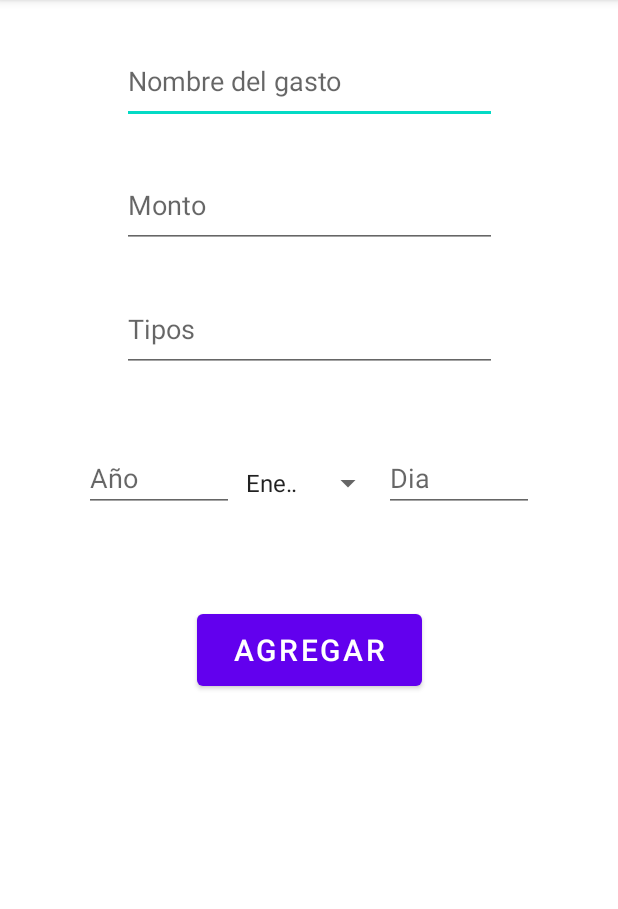
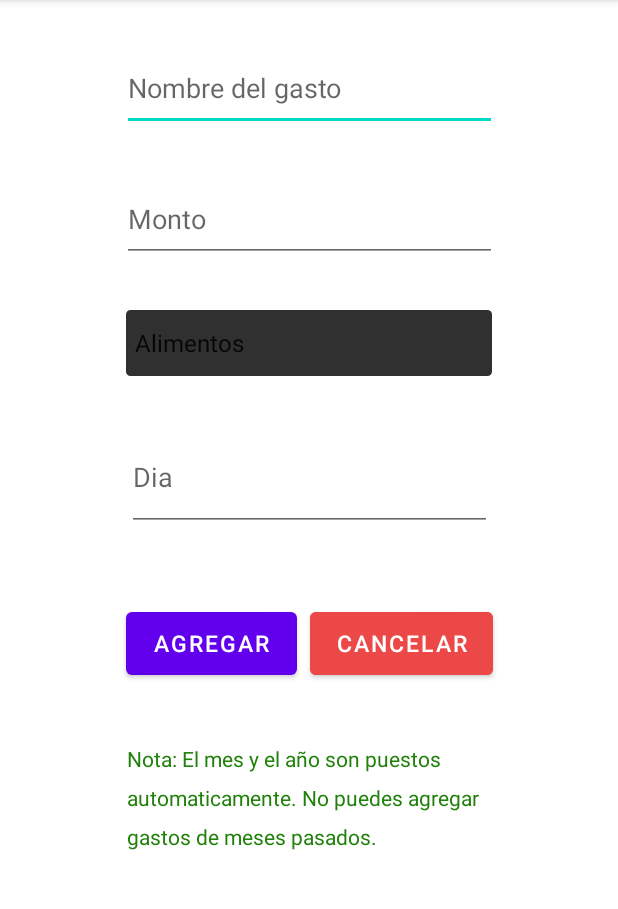
Before and after one commit to adrian411997/mygastos_app, an Android app: the screen it shows after launch (MainActivity2), after a tap on an icon or button, on a phone screen of 412 x 824 dp, the part 84-993 px from its top. Run offline under Robolectric (Android 15) with nearby library versions, the phone set to English and light mode, and no system bars; our stand-ins replace navigation-ui.

```diff
--- a/app/src/main/AndroidManifest.xml
+++ b/app/src/main/AndroidManifest.xml
@@ -6,7 +6,7 @@
         android:allowBackup="true"
         android:dataExtractionRules="@xml/data_extraction_rules"
         android:fullBackupContent="@xml/backup_rules"
-        android:icon="@mipmap/ic_launcher"
+        android:icon="@drawable/icon_app"
         android:label="@string/app_name"
         android:roundIcon="@mipmap/ic_launcher_round"
         android:supportsRtl="true"
--- a/app/src/main/java/com/projects/personals/mygastos/DatabaseHelper.java
+++ b/app/src/main/java/com/projects/personals/mygastos/DatabaseHelper.java
@@ -10,7 +10,7 @@ import java.util.List;
 
 public class DatabaseHelper extends SQLiteOpenHelper{
     private static final String DATABASE_NAME = "gastos.db";
-    private static final int  DATABASE_VERSION = 5;
+    private static final int  DATABASE_VERSION = 6;
 
     public DatabaseHelper(Context context){
         super(context,DATABASE_NAME,null, DATABASE_VERSION);
@@ -24,7 +24,7 @@ public class DatabaseHelper extends SQLiteOpenHelper{
                 "mes TEXT," +
                 "dia INTEGER,"+
                 "year INTEGER,"+
-                "tipo TEXT)";
+                "type TEXT)";
         db.execSQL(createTableQuery);
     }
     public List<gastosList> getAllGastos() {
--- /dev/null
+++ b/app/src/main/java/com/projects/personals/mygastos/InputFilterMinMax.java
@@ -0,0 +1,31 @@
+package com.projects.personals.mygastos;
+
+import android.text.InputFilter;
+import android.text.Spanned;
+
+public class InputFilterMinMax implements InputFilter {
+    private int minValue;
+    private int maxValue;
+
+    public InputFilterMinMax(int minValue, int maxValue) {
+        this.minValue = minValue;
+        this.maxValue = maxValue;
+    }
+
+    @Override
+    public CharSequence filter(CharSequence source, int start, int end, Spanned dest, int dstart, int dend) {
+        try {
+            int input = Integer.parseInt(dest.toString() + source.toString());
+            if (isInRange(minValue, maxValue, input)) {
+                return null;
+            }
+        } catch (NumberFormatException e) {
+            // No hacer nada si no se puede parsear el número
+        }
+        return "";
+    }
+
+    private boolean isInRange(int a, int b, int c) {
+        return b > a ? c >= a && c <= b : c >= b && c <= a;
+    }
+}
--- a/app/src/main/java/com/projects/personals/mygastos/ListAdapter.java
+++ b/app/src/main/java/com/projects/personals/mygastos/ListAdapter.java
@@ -56,8 +56,6 @@ public class ListAdapter extends RecyclerView.Adapter<ListAdapter.ViewHolder> {
                 String totalStr = String.valueOf(databaseHelper.calcularTotalGastosPorMes(months.getSelectedItem().toString()));
                 total.setText("$".concat(totalStr));
             }
-
-
         });
     }
 
--- a/app/src/main/java/com/projects/personals/mygastos/MainActivity2.java
+++ b/app/src/main/java/com/projects/personals/mygastos/MainActivity2.java
@@ -7,6 +7,7 @@ import android.content.Intent;
 import android.database.sqlite.SQLiteDatabase;
 import android.os.Bundle;
 import android.os.Handler;
+import android.text.InputFilter;
 import android.util.Log;
 import android.view.View;
 import android.widget.AdapterView;
@@ -14,60 +15,83 @@ import android.widget.ArrayAdapter;
 import android.widget.EditText;
 import android.widget.Spinner;
 import android.widget.Toast;
+import java.text.DateFormatSymbols;
+import java.util.Calendar;
+import java.util.Locale;
 
 public class MainActivity2 extends AppCompatActivity {
 
     public EditText name;
     public EditText monto;
-    public EditText tipo;
+    public String tipo;
     public EditText dia;
-    public String mes;
-    public EditText year;
+
 
     @Override
     protected void onCreate(Bundle savedInstanceState) {
         super.onCreate(savedInstanceState);
         setContentView(R.layout.activity_main2);
-        Spinner monthSpinner = findViewById(R.id.selectFieldMonth);
+
+        Spinner tiposSelected = findViewById(R.id.selectFieldTipos);
+
+        ArrayAdapter<CharSequence> adapter2 = ArrayAdapter.createFromResource(this, R.array.tipos_array, android.R.layout.simple_spinner_item);
+        adapter2.setDropDownViewResource(android.R.layout.simple_spinner_item);
+
+        tiposSelected.setAdapter(adapter2 );
+
+        Calendar calendar = Calendar.getInstance();
+        int lastDayOfMonth = calendar.getActualMaximum(Calendar.DAY_OF_MONTH);
+
+        InputFilter[] filters = { new InputFilterMinMax(1, lastDayOfMonth) };
+        dia = findViewById(R.id.selectFieldDay);
+        dia.setFilters(filters);
+        // Aplicar el ArrayAdapter al Spinner
 
 
-        // Crear un ArrayAdapter con los nombres de los meses
-        ArrayAdapter<CharSequence> adapter = ArrayAdapter.createFromResource(
-                this, R.array.months_array, android.R.layout.simple_spinner_item);
-
-        // Especificar el diseño para los elementos desplegables
-        adapter.setDropDownViewResource(android.R.layout.simple_spinner_dropdown_item);
-
-        // Aplicar el ArrayAdapter al Spinner
-        monthSpinner.setAdapter(adapter);
-
         // Manejar eventos de selección del Spinner si es necesario
-        monthSpinner.setOnItemSelectedListener(new AdapterView.OnItemSelectedListener() {
+        tiposSelected.setOnItemSelectedListener(new AdapterView.OnItemSelectedListener(){
             @Override
-            public void onItemSelected(AdapterView<?> parent, View view, int position, long id) {
-                String selectedMonth = parent.getItemAtPosition(position).toString();
-                mes = selectedMonth;
+            public void onItemSelected(AdapterView<?> parent, View view, int position, long id){
+                String tipoExtract= parent.getItemAtPosition(position).toString();
+                tipo = tipoExtract;
             }
-            @Override
             public void onNothingSelected(AdapterView<?> parent) {
                 // Acción cuando no se selecciona nada
             }
         });
     }
+    public void volver(View v){
+        startActivity(new Intent(MainActivity2.this, MainActivity.class));
+        finish();
+    }
+    public static String capitalizeFirstLetter(String input) {
+        if (input == null || input.isEmpty()) {
+            return input;
+        }
+
+        return input.substring(0, 1).toUpperCase() + input.substring(1);
+    }
     public void AddGasto(View v){
+        Calendar calendar = Calendar.getInstance();
+        int currentMonth = calendar.get(Calendar.MONTH);
+        int yearActual = calendar.get(Calendar.YEAR);
+
+        // Obtener el nombre del mes en español
+        DateFormatSymbols dfs = new DateFormatSymbols(new Locale("es", "ES"));
+
+        String[] monthNames = dfs.getMonths();
+        String currentMonthName = monthNames[currentMonth];
+
         //RECOPILACION DE INPUTS
         name =findViewById(R.id.nameInput);
         monto = findViewById(R.id.montoInput);
-        tipo = findViewById(R.id.typeInput);
-        year = findViewById(R.id.selectFieldYear);
+
         dia = findViewById(R.id.selectFieldDay);
 
         //PASAMOS A LOS DATOS QUE NOS PIDEN EN LA BASE DE DATOS
 
         String valorName = name.getText().toString();
         double valorMonto = Double.parseDouble(monto.getText().toString());
-        String valorTipo = tipo.getText().toString();
-        int valorYear = Integer.parseInt(year.getText().toString());
         int valorDia = Integer.parseInt(dia.getText().toString());
 
         DatabaseHelper databaseHelper = new DatabaseHelper(this);
@@ -80,17 +104,19 @@ public class MainActivity2 extends AppCompatActivity {
         ContentValues values = new ContentValues();
         values.put("name", valorName);
         values.put("monto", valorMonto);
-        values.put("mes", mes);
+        values.put("mes", capitalizeFirstLetter(currentMonthName));
         values.put("dia", valorDia);
-        values.put("year",valorYear);
-        values.put("type",valorTipo);
+        values.put("year",yearActual);
+        values.put("type",tipo);
 
         // Insertar los datos en la tabla
         long newRowId = db.insert("gastos", null, values);
 
         if (newRowId != -1) {
+
+            Log.d("test","click");
             // Inserción exitosa, puedes mostrar un mensaje o realizar alguna acción
-            Toast.makeText(this, "Inserción exitosa", Toast.LENGTH_SHORT).show();
+            Toast.makeText(this, "Gasto añadido", Toast.LENGTH_SHORT).show();
             Handler handler = new Handler();
             handler.postDelayed(new Runnable() {
                 @Override
@@ -100,8 +126,7 @@ public class MainActivity2 extends AppCompatActivity {
                 }
             }, Toast.LENGTH_SHORT + 500);
         } else {
-            // Error en la inserción, puedes mostrar un mensaje de error
-            // ...
+            Toast.makeText(this, "Error al ingresar", Toast.LENGTH_SHORT).show();
         }
 
         // Cerrar la base de datos
--- a/app/src/main/java/com/projects/personals/mygastos/gastosList.java
+++ b/app/src/main/java/com/projects/personals/mygastos/gastosList.java
@@ -1,6 +1,6 @@
 package com.projects.personals.mygastos;
 
-import java.util.Date;
+
 
 public class gastosList {
     public int id;
--- a/app/src/main/java/com/projects/personals/mygastos/ui/home/HomeFragment.java
+++ b/app/src/main/java/com/projects/personals/mygastos/ui/home/HomeFragment.java
@@ -76,7 +76,7 @@ public class HomeFragment extends Fragment {
                 String selectedMonth = parentView.getItemAtPosition(position).toString();
 
                 List<gastosList> gastosBySelectedMonth = databaseHelper.getGastosByMonth(selectedMonth);
-                Log.d("HomeFragment", "Número de elementos en la lista filtrada: " + gastosBySelectedMonth.size());
+                //Log.d("HomeFragment", "Número de elementos en la lista filtrada: " + gastosBySelectedMonth.size());
 
                 // Configurar el RecyclerView con los gastos filtrados
                 ListAdapter listAdapter = new ListAdapter(gastosBySelectedMonth, context);
--- /dev/null
+++ b/app/src/main/res/drawable/spinner_border.xml
@@ -0,0 +1,6 @@
+<?xml version="1.0" encoding="utf-8"?>
+<shape xmlns:android="http://schemas.android.com/apk/res/android">
+    <solid android:color="@color/background_spinner" /> <!-- Cambia el color del fondo según tus preferencias -->
+    <stroke android:color="@color/white" android:width="2dp" /> <!-- Cambia el color y el ancho del borde según tus preferencias -->
+    <corners android:radius="4dp" /> <!-- Opcional: para bordes redondeados -->
+</shape>
--- a/app/src/main/res/layout/activity_main.xml
+++ b/app/src/main/res/layout/activity_main.xml
@@ -5,6 +5,7 @@
     android:id="@+id/drawer_layout"
     android:layout_width="match_parent"
     android:layout_height="match_parent"
+    android:background="@color/background_app"
     android:fitsSystemWindows="true"
     tools:openDrawer="start">
 
--- a/app/src/main/res/layout/activity_main2.xml
+++ b/app/src/main/res/layout/activity_main2.xml
@@ -4,14 +4,16 @@
     xmlns:tools="http://schemas.android.com/tools"
     android:layout_width="match_parent"
     android:layout_height="match_parent"
-    tools:context=".MainActivity2">
+    tools:context=".MainActivity2"
+
+    >
 
 
     <EditText
         android:id="@+id/nameInput"
         android:layout_width="250dp"
         android:layout_height="57dp"
-        android:layout_marginTop="25dp"
+        android:layout_marginTop="30dp"
         android:ems="10"
         android:hint="Nombre del gasto"
         android:inputType="text"
@@ -24,7 +26,7 @@
         android:id="@+id/montoInput"
         android:layout_width="250dp"
         android:layout_height="57dp"
-        android:layout_marginTop="25dp"
+        android:layout_marginTop="30dp"
         android:ems="10"
         android:hint="Monto"
         android:inputType="numberDecimal"
@@ -32,71 +34,66 @@
         app:layout_constraintStart_toStartOf="parent"
         app:layout_constraintTop_toBottomOf="@+id/nameInput"></EditText>
 
-    <EditText
-        android:id="@+id/typeInput"
-        android:layout_width="250dp"
-        android:layout_height="57dp"
-        android:layout_marginTop="25dp"
-        android:ems="10"
-        android:hint="Tipos"
-        android:inputType="text"
-        app:layout_constraintEnd_toEndOf="parent"
-        app:layout_constraintStart_toStartOf="parent"
-        app:layout_constraintTop_toBottomOf="@+id/montoInput"></EditText>
-    <LinearLayout
-        android:id="@+id/selects"
-        app:layout_constraintTop_toBottomOf="@+id/typeInput"
-        android:layout_width="300dp"
-        android:layout_height="80dp"
-        android:layout_marginTop="25dp"
-        android:layout_centerVertical="true"
-        app:layout_constraintEnd_toEndOf="parent"
-        app:layout_constraintStart_toStartOf="parent">
-        <EditText
-            android:id="@+id/selectFieldYear"
-            android:layout_marginTop="28dp"
-            android:layout_width="100dp"
-            android:layout_height="40dp"
-            android:hint="Año"
-            android:inputType="number"
-            app:layout_constraintEnd_toEndOf="parent"
-            app:layout_constraintStart_toStartOf="parent"
-
-            />
-        <Spinner
-        android:id="@+id/selectFieldMonth"
-        android:layout_marginTop="25dp"
-        android:layout_width="100dp"
-        android:layout_height="40dp"
-        android:hint="Seleccione el mes"
-        app:layout_constraintEnd_toEndOf="parent"
-        app:layout_constraintStart_toStartOf="parent"
-
-        />
-
-        <EditText
-            android:id="@+id/selectFieldDay"
-            android:layout_marginTop="28dp"
-            android:layout_width="100dp"
-            android:layout_height="40dp"
-            android:hint="Dia"
-            android:inputType="number"
-            app:layout_constraintEnd_toEndOf="parent"
-            app:layout_constraintStart_toStartOf="parent"
-
-            />
-</LinearLayout>
-
 
     <Button
         android:id="@+id/successInput"
-        android:layout_width="150dp"
-        android:layout_height="60dp"
-        android:layout_marginTop="50dp"
+        android:layout_width="114dp"
+        android:layout_height="54dp"
+        android:layout_marginTop="48dp"
         android:onClick="AddGasto"
         android:text="Agregar"
-        android:textSize="20dp"
+        android:textSize="15dp"
+        app:layout_constraintEnd_toEndOf="parent"
+        app:layout_constraintHorizontal_bias="0.282"
+        app:layout_constraintStart_toStartOf="parent"
+        app:layout_constraintTop_toBottomOf="@+id/selectFieldDay"></Button>
+
+    <Button
+        android:id="@+id/successInput2"
+        android:layout_width="122dp"
+        android:layout_height="54dp"
+        android:layout_marginTop="48dp"
+        android:backgroundTint="#ED4848"
+        android:onClick="volver"
+        android:text="Cancelar"
+        android:textSize="15dp"
+        app:layout_constraintEnd_toEndOf="parent"
+        app:layout_constraintHorizontal_bias="0.096"
+        app:layout_constraintStart_toEndOf="@+id/successInput"
+        app:layout_constraintTop_toBottomOf="@+id/selectFieldDay"></Button>
+
+    <Spinner
+        android:id="@+id/selectFieldTipos"
+        android:layout_width="248dp"
+        android:layout_height="48dp"
+        android:layout_marginTop="30dp"
         app:layout_constraintEnd_toEndOf="parent"
         app:layout_constraintStart_toStartOf="parent"
-        app:layout_constraintTop_toBottomOf="@+id/selects"></Button>
+        style="@style/SpinnerCombinedStyle"
+        app:layout_constraintTop_toBottomOf="@+id/montoInput" />
+
+    <EditText
+        android:id="@+id/selectFieldDay"
+        android:layout_width="243dp"
+        android:layout_height="71dp"
+        android:layout_marginTop="30dp"
+        android:hint="Dia"
+        android:inputType="number"
+        app:layout_constraintEnd_toEndOf="parent"
+
+        app:layout_constraintStart_toStartOf="parent"
+        app:layout_constraintTop_toBottomOf="@+id/selectFieldTipos" />
+
+    <TextView
+        android:id="@+id/textView2"
+        android:layout_width="248dp"
+        android:layout_height="88dp"
+        android:layout_marginTop="40dp"
+        android:lineSpacingExtra="10sp"
+        android:text="Nota: El mes y el año son puestos automaticamente. No puedes agregar gastos de meses pasados."
+        android:textColor="#20810A"
+        app:layout_constraintEnd_toEndOf="parent"
+        app:layout_constraintHorizontal_bias="0.515"
+        app:layout_constraintStart_toStartOf="parent"
+        app:layout_constraintTop_toBottomOf="@+id/successInput" />
 </androidx.constraintlayout.widget.ConstraintLayout>
--- a/app/src/main/res/layout/app_bar_main.xml
+++ b/app/src/main/res/layout/app_bar_main.xml
@@ -15,7 +15,7 @@
             android:id="@+id/toolbar"
             android:layout_width="match_parent"
             android:layout_height="?attr/actionBarSize"
-            android:background="?attr/colorPrimary"
+            android:background="@drawable/rounded_toolbar"
             app:popupTheme="@style/Theme.MyGastos.PopupOverlay" />
 
     </com.google.android.material.appbar.AppBarLayout>
--- a/app/src/main/res/layout/content_main.xml
+++ b/app/src/main/res/layout/content_main.xml
@@ -5,7 +5,9 @@
     android:layout_width="match_parent"
     android:layout_height="match_parent"
     app:layout_behavior="@string/appbar_scrolling_view_behavior"
-    tools:showIn="@layout/app_bar_main">
+    tools:showIn="@layout/app_bar_main"
+
+    >
 
     <fragment
         android:id="@+id/nav_host_fragment_content_main"
--- a/app/src/main/res/layout/list_element.xml
+++ b/app/src/main/res/layout/list_element.xml
@@ -8,12 +8,14 @@
     app:cardCornerRadius = "20dp"
     app:cardElevation="4dp"
     app:cardUseCompatPadding="true"
+
     >
     <LinearLayout
         android:layout_width="match_parent"
         android:layout_height="wrap_content"
         android:animateLayoutChanges="true"
         android:orientation="vertical"
+        android:background="@color/white"
         >
         <RelativeLayout
             android:layout_width="match_parent"
@@ -46,8 +48,9 @@
                     android:id="@+id/itemId"
                     android:layout_width="match_parent"
                     android:layout_height="wrap_content"
-                    android:textColor="@android:color/black"
+                    android:textColor="@android:color/transparent"
                     android:textSize="24sp"
+
                     android:textStyle="bold"
                     ></TextView>
                 <LinearLayout
@@ -69,6 +72,7 @@
                         android:layout_height="wrap_content"
                         android:text="-"
                         android:paddingHorizontal="5dp"
+                        android:textColor="@android:color/black"
                         ></TextView>
                     <TextView
                         android:id="@+id/viewFecha"
--- a/app/src/main/res/values/colors.xml
+++ b/app/src/main/res/values/colors.xml
@@ -8,4 +8,8 @@
     <color name="black">#FF000000</color>
     <color name="white">#FFFFFFFF</color>
     <color name="transparent">#00000000</color>
+    <color name="my_spinner_text_color">#FF000000</color>
+    <color name="background_app">#303030</color>
+    <color name="background_spinner">#303030</color>
+    <color name="background_toolbar">#7092BE</color>
 </resources>
--- a/app/src/main/res/values/months_array.xml
+++ b/app/src/main/res/values/months_array.xml
@@ -1,7 +1,7 @@
 <?xml version="1.0" encoding="utf-8"?>
-<resources>
+<resources xmlns:android="http://schemas.android.com/apk/res/android">
     <string-array name="months_array">
-        <item>Enero</item>
+        <item >Enero</item>
         <item>Febrero</item>
         <item>Marzo</item>
         <item>Abril</item>
--- /dev/null
+++ b/app/src/main/res/values/styles.xml
@@ -0,0 +1,15 @@
+<?xml version="1.0" encoding="utf-8"?>
+<resources>
+    <!-- Definición del estilo para el Spinner con color de bordes -->
+    <style name="SpinnerBorderStyle" parent="Widget.AppCompat.Spinner">
+        <item name="android:background">@drawable/spinner_border</item>
+
+        <!-- Otros atributos de estilo aquí -->
+    </style>
+
+    <!-- Definición del estilo para el Spinner con color de texto -->
+    <style name="SpinnerCombinedStyle" parent="SpinnerBorderStyle">
+        <item name="android:textColor">@color/my_spinner_text_color</item>
+        <!-- Otros atributos de estilo aquí -->
+    </style>
+</resources>
--- /dev/null
+++ b/app/src/main/res/values/tipos.xml
@@ -0,0 +1,10 @@
+<?xml version="1.0" encoding="utf-8"?>
+<resources>
+    <string-array name="tipos_array">
+        <item>Alimentos</item>
+        <item>Automovil</item>
+        <item>Hogar</item>
+        <item>Servicios</item>
+        <item>Varios</item>
+    </string-array>
+</resources>
```
Also changed, not shown: app/src/main/res/drawable/rounded_toolbar.xml (added, +15 -0 lines), app/src/main/res/layout/fragment_home.xml (+39 -40 lines), app/src/main/res/drawable/icon_app.png (added).
